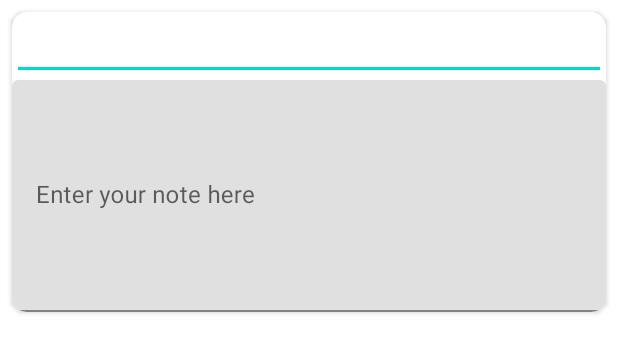
After one commit to RomchaDev/NotesKotlin, an Android app: the layout activity_note.xml on its own in the app's theme, with its tools: preview values and no code run, on a phone screen of 412 x 824 dp. The commit adds this screen. Shown: the top 353 px of the screen. Run offline under Robolectric (Android 15) with nearby library versions, the phone set to English and light mode, and no system bars.

Commit message:
Added clickListeners to notes, notes can be added and removed. Updated MVVM architecture in create_edit part of the app

```diff
--- a/app/src/main/java/org/romeo/noteskotlin/model/Result.kt
+++ b/app/src/main/java/org/romeo/noteskotlin/model/Result.kt
@@ -3,6 +3,7 @@ package org.romeo.noteskotlin.model
 enum class Result(status: String) {
     SUCCESS("SUCCESS"),
     SAVE_ERROR("SAVE_ERROR"),
+    REMOVE_ERROR("REMOVE_ERROR"),
     NOT_CORRECT_DATA("NOT_CORRECT_DATA"),
     SERVER_ERROR("SERVER_ERROR");
 }
--- /dev/null
+++ b/app/src/main/res/layout/activity_note.xml
@@ -0,0 +1,53 @@
+<?xml version="1.0" encoding="utf-8"?>
+
+
+<layout xmlns:android="http://schemas.android.com/apk/res/android"
+    xmlns:app="http://schemas.android.com/apk/res-auto">
+
+    <data>
+
+        <import type="android.view.View" />
+
+        <variable
+            name="viewModel"
+            type="org.romeo.noteskotlin.create_edit_note.CreateEditViewModel" />
+    </data>
+
+    <androidx.cardview.widget.CardView
+        android:id="@+id/root"
+        android:layout_width="match_parent"
+        android:layout_height="200dp"
+        android:layout_margin="8dp"
+        app:cardCornerRadius="10dp">
+
+
+        <LinearLayout
+            android:layout_width="match_parent"
+            android:layout_height="match_parent"
+            android:orientation="vertical"
+            android:weightSum="1">
+
+            <EditText
+                android:id="@+id/title"
+                android:layout_width="match_parent"
+                android:layout_height="wrap_content"
+                android:text="@={viewModel.title}"
+                app:layout_constraintEnd_toEndOf="parent" />
+
+            <com.google.android.material.textfield.TextInputLayout
+                android:layout_width="match_parent"
+                android:layout_height="match_parent"
+                app:layout_constraintEnd_toEndOf="parent">
+
+                <com.google.android.material.textfield.TextInputEditText
+                    android:id="@+id/content"
+                    android:text="@={viewModel.content}"
+                    android:layout_width="match_parent"
+                    android:layout_height="match_parent"
+                    android:hint="@string/enter_your_note_here" />
+            </com.google.android.material.textfield.TextInputLayout>
+        </LinearLayout>
+
+
+    </androidx.cardview.widget.CardView>
+</layout>
```
Also changed, not shown: app/build.gradle (+8 -3 lines), app/src/main/java/org/romeo/noteskotlin/BindingAdapters.kt (added, +20 -0 lines), app/src/main/java/org/romeo/noteskotlin/create_edit_note/CreateEditActivity.kt (+13 -6 lines), app/src/main/java/org/romeo/noteskotlin/create_edit_note/CreateEditViewModel.kt (+10 -3 lines), app/src/main/java/org/romeo/noteskotlin/create_edit_note/NoteLayoutInfoContainer.kt (added, +21 -0 lines), app/src/main/java/org/romeo/noteskotlin/main/MainActivity.kt (+6 -2 lines), app/src/main/java/org/romeo/noteskotlin/main/MainViewModel.kt (+15 -11 lines), app/src/main/java/org/romeo/noteskotlin/main/NotesAdapter.kt (+42 -23 lines), app/src/main/java/org/romeo/noteskotlin/model/Note.kt (+7 -3 lines), app/src/main/java/org/romeo/noteskotlin/model/Repository.kt (+13 -29 lines), app/src/main/res/layout/note_item.xml (renamed from app/src/main/res/layout/note.xml, +8 -0 lines).
